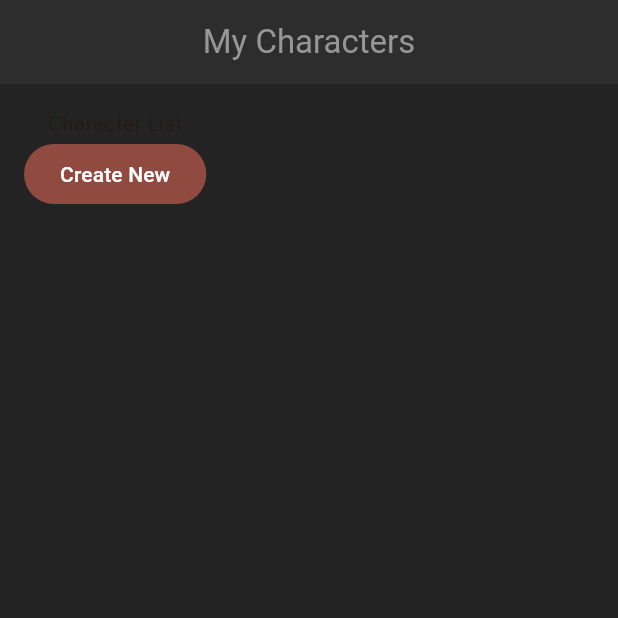
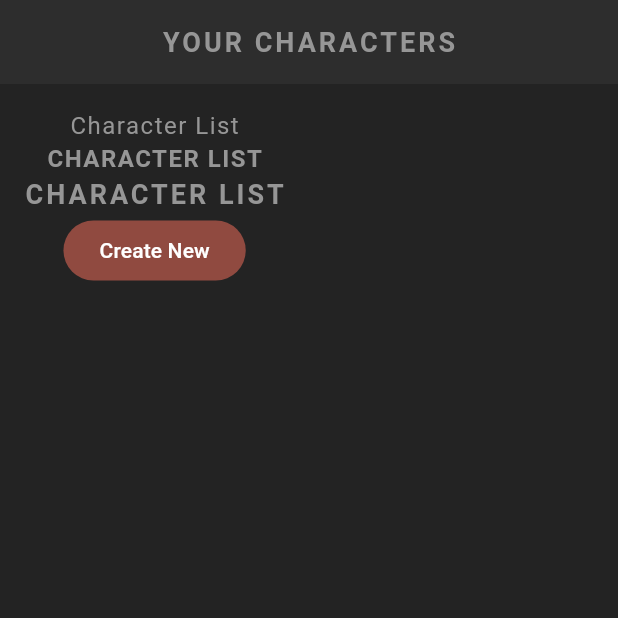
Before and after one commit to VictorDevLab/role_playing_game, a Flutter app: the screen it shows after launch, on a phone screen of 412 x 824 dp, the top half of it. Run offline on Flutter 3.47's test engine with Material 3 defaults, Android fonts, the phone set to English and light mode, and no system bars; our stand-ins replace google_fonts; Roboto replaces fonts that are missing (Kanit).

Commit message:
implement reusable  styled widgets

```diff
--- a/lib/screens/home/home.dart
+++ b/lib/screens/home/home.dart
@@ -1,4 +1,5 @@
 import 'package:flutter/material.dart';
+import 'package:role_playing_game/shared/styled_text.dart';
 
 class Home extends StatefulWidget {
   const Home({super.key});
@@ -11,12 +12,17 @@
   @override
   Widget build(BuildContext context) {
     return Scaffold(
-      appBar: AppBar(title: const Text("My Characters"), centerTitle: true),
+      appBar: AppBar(
+        title: const StyledTitle("Your Characters"),
+        centerTitle: true,
+      ),
       body: Container(
         padding: const EdgeInsets.all(16),
         child: Column(
           children: [
-            Text("Character List"),
+            StyledText("Character List"),
+            StyledHeading("Character List"),
+            StyledTitle("Character List"),
             FilledButton(onPressed: () {}, child: Text("Create New")),
           ],
         ),
--- /dev/null
+++ b/lib/shared/styled_text.dart
@@ -0,0 +1,47 @@
+import 'package:flutter/material.dart';
+import 'package:google_fonts/google_fonts.dart';
+
+class StyledText extends StatelessWidget {
+  const StyledText(this.text, {super.key});
+
+  final String text;
+  @override
+  Widget build(BuildContext context) {
+    return Text(
+      text,
+      style: GoogleFonts.kanit(
+        textStyle: Theme.of(context).textTheme.bodyMedium,
+      ),
+    );
+  }
+}
+
+class StyledTitle extends StatelessWidget {
+  const StyledTitle(this.text, {super.key});
+
+  final String text;
+  @override
+  Widget build(BuildContext context) {
+    return Text(
+      text.toUpperCase(),
+      style: GoogleFonts.kanit(
+        textStyle: Theme.of(context).textTheme.titleMedium,
+      ),
+    );
+  }
+}
+
+class StyledHeading extends StatelessWidget {
+  const StyledHeading(this.text, {super.key});
+
+  final String text;
+  @override
+  Widget build(BuildContext context) {
+    return Text(
+      text.toUpperCase(),
+      style: GoogleFonts.kanit(
+        textStyle: Theme.of(context).textTheme.headlineMedium,
+      ),
+    );
+  }
+}
--- a/lib/theme.dart
+++ b/lib/theme.dart
@@ -25,4 +25,24 @@
     surfaceTintColor: Colors.transparent,
     centerTitle: true,
   ),
+
+  textTheme: TextTheme(
+    bodyMedium: TextStyle(
+      color: AppColors.textColor,
+      fontSize: 16,
+      letterSpacing: 1,
+    ),
+    titleMedium: TextStyle(
+      color: AppColors.textColor,
+      fontSize: 18,
+      fontWeight: FontWeight.bold,
+      letterSpacing: 2,
+    ),
+    headlineMedium: TextStyle(
+      color: AppColors.textColor,
+      fontSize: 16,
+      fontWeight: FontWeight.bold,
+      letterSpacing: 1,
+    ),
+  ),
 );
--- a/pubspec.yaml
+++ b/pubspec.yaml
@@ -34,6 +34,7 @@
   # The following adds the Cupertino Icons font to your application.
   # Use with the CupertinoIcons class for iOS style icons.
   cupertino_icons: ^1.0.8
+  google_fonts: ^7.0.2
 
 dev_dependencies:
   flutter_test:
```
Also changed, not shown: pubspec.lock, 6 other files.
